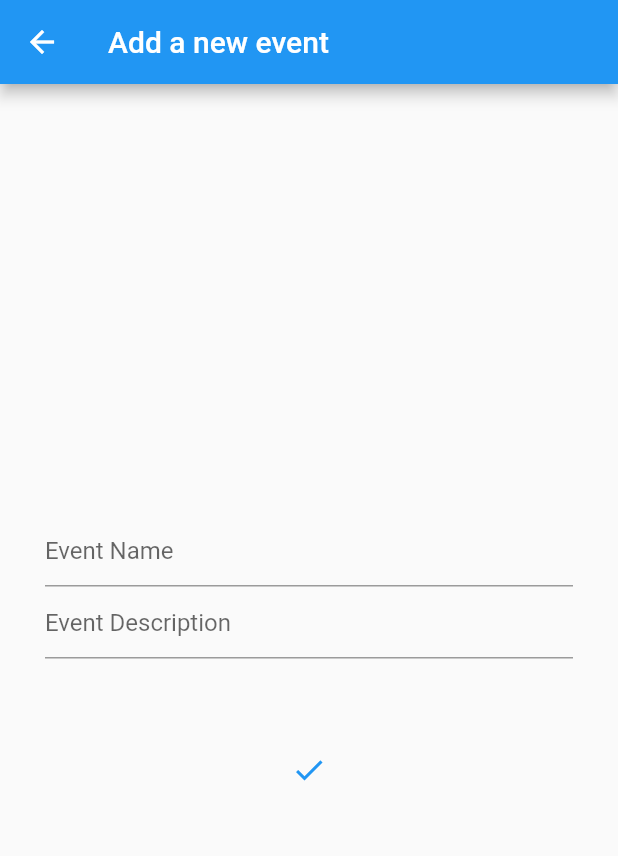
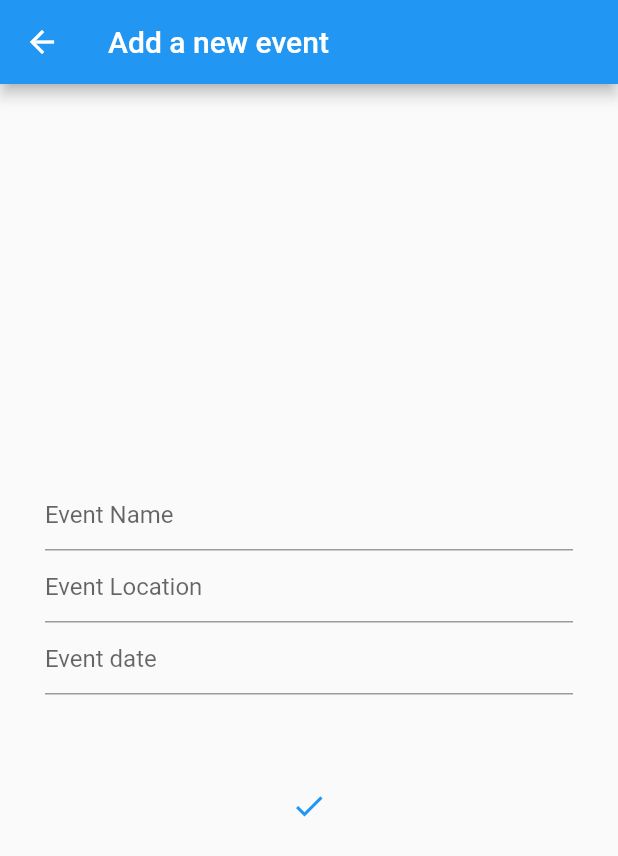
Before and after one commit to seraphh01/actiwime---server, a Flutter app: the screen it shows after launch, after a tap on the "add" icon, on a phone screen of 412 x 824 dp. Shown: the top 856 px of the screen. Run offline on Flutter 3.47's test engine with Material 2 defaults, Android fonts, the phone set to English and light mode, and no system bars; our stand-ins replace floor, sqflite; accounts and stored records are empty; generated files the repository leaves out were written again; network calls fail.

Commit message:
changed event

```diff
--- a/lib/dao/event_dao.dart
+++ b/lib/dao/event_dao.dart
@@ -19,4 +19,7 @@ abstract class EventDao {
 
   @update
   Future<void> updateEvent(Event event);
+
+  @Query('DELETE from Event WHERE 1 = 1')
+  Future<void> deleteAllEvents();
 }
--- a/lib/edit_event.dart
+++ b/lib/edit_event.dart
@@ -9,11 +9,14 @@ class EditEventWindow extends StatelessWidget {
 
   final _formKey = GlobalKey<FormState>();
   late TextEditingController nameController;
-  late TextEditingController descriptionController;
+  late TextEditingController locationController;
+  late TextEditingController dateController;
+
   @override
   Widget build(BuildContext context) {
     nameController = TextEditingController(text: event.name);
-    descriptionController = TextEditingController(text: event.description);
+    locationController = TextEditingController(text: event.location);
+    dateController = TextEditingController(text: event.date);
     return Scaffold(
       appBar: AppBar(
         title: const Text("Edit event"),
@@ -36,10 +39,16 @@ class EditEventWindow extends StatelessWidget {
                             const InputDecoration(hintText: "Event Name"),
                       ),
                       TextFormField(
-                        controller: descriptionController,
+                        controller: locationController,
                         validator: validateEventName,
-                        decoration: const InputDecoration(
-                            hintText: "Event Description"),
+                        decoration:
+                            const InputDecoration(hintText: "Event Location"),
+                      ),
+                      TextFormField(
+                        controller: dateController,
+                        validator: validateEventName,
+                        decoration:
+                            const InputDecoration(hintText: "Event Date"),
                       )
                     ],
                   )),
@@ -63,7 +72,8 @@ class EditEventWindow extends StatelessWidget {
   void sendNewEvent(BuildContext context) {
     if (_formKey.currentState!.validate()) {
       event.name = nameController.value.text;
-      event.description = descriptionController.value.text;
+      event.location = locationController.value.text;
+      event.date = dateController.value.text;
 
       Navigator.of(context).pop(event);
     }
@@ -79,9 +89,4 @@ class EditEventWindow extends StatelessWidget {
     }
     return null;
   }
-
-  void returnEvent(BuildContext context) {
-    Navigator.of(context)
-        .pop(Event(id: event.id, name: event.name, description: 'hahah'));
-  }
 }
--- a/lib/entities/event.dart
+++ b/lib/entities/event.dart
@@ -6,9 +6,21 @@ import 'package:floor/floor.dart';
 class Event {
   @primaryKey
   final int id;
+  String name;
+  String date;
+  String location;
 
-  String name;
-  String description;
+  Event(
+      {required this.id,
+      required this.name,
+      required this.date,
+      this.location = ""});
 
-  Event({required this.id, required this.name, required this.description});
+  factory Event.fromJson(Map<String, dynamic> json) {
+    return Event(
+        id: json['id'],
+        name: json['name'],
+        date: json['date'],
+        location: json['location']);
+  }
 }
--- a/lib/eventsManagement/add_event.dart
+++ b/lib/eventsManagement/add_event.dart
@@ -1,17 +1,15 @@
 import 'dart:math';
 
 import 'package:actiwime/entities/event.dart';
-import 'package:actiwime/main.dart';
 import 'package:flutter/material.dart';
-import 'package:flutter/src/foundation/key.dart';
-import 'package:flutter/src/widgets/framework.dart';
 
 class AddEventWindow extends StatelessWidget {
   AddEventWindow({Key? key}) : super(key: key);
 
   final _formKey = GlobalKey<FormState>();
   TextEditingController nameController = new TextEditingController();
-  TextEditingController descriptionController = new TextEditingController();
+  TextEditingController locationController = new TextEditingController();
+  TextEditingController dateController = new TextEditingController();
   @override
   Widget build(BuildContext context) {
     return Scaffold(
@@ -36,10 +34,16 @@ class AddEventWindow extends StatelessWidget {
                             const InputDecoration(hintText: "Event Name"),
                       ),
                       TextFormField(
-                        controller: descriptionController,
+                        controller: locationController,
                         validator: validateEventName,
-                        decoration: const InputDecoration(
-                            hintText: "Event Description"),
+                        decoration:
+                            const InputDecoration(hintText: "Event Location"),
+                      ),
+                      TextFormField(
+                        controller: dateController,
+                        validator: validateEventName,
+                        decoration:
+                            const InputDecoration(hintText: "Event date"),
                       )
                     ],
                   )),
@@ -66,7 +70,8 @@ class AddEventWindow extends StatelessWidget {
       var event = Event(
           id: rand,
           name: nameController.value.text,
-          description: descriptionController.value.text);
+          location: locationController.value.text,
+          date: dateController.value.text);
 
       Navigator.of(context).pop(event);
     }
--- a/lib/eventsManagement/event_card.dart
+++ b/lib/eventsManagement/event_card.dart
@@ -23,11 +23,26 @@ class EventCard extends StatelessWidget {
               children: [
                 Column(
                   children: [
-                    Text(event.name),
+                    Text(
+                      event.name,
+                      style:
+                          TextStyle(fontWeight: FontWeight.bold, fontSize: 25),
+                    ),
                     SizedBox(
                       height: 10,
                     ),
-                    Text(event.description)
+                    Row(
+                      children: [
+                        Icon(Icons.calendar_month),
+                        Text(event.date),
+                      ],
+                    )
+                  ],
+                ),
+                Row(
+                  children: [
+                    const Icon(Icons.location_on),
+                    Text(event.location),
                   ],
                 )
               ],
--- a/lib/home.dart
+++ b/lib/home.dart
@@ -77,7 +77,8 @@ class _HomePageState extends State<HomePage> {
     var oldEvent =
         widget.events.firstWhere((element) => element.id == updated.id);
     oldEvent.name = updated.name;
-    oldEvent.description = updated.description;
+    oldEvent.location = updated.location;
+    oldEvent.date = updated.date;
 
     database.eventDao.updateEvent(updated);
 
--- a/lib/main.dart
+++ b/lib/main.dart
@@ -1,21 +1,17 @@
 import 'package:actiwime/dao/event_dao.dart';
 import 'package:actiwime/database/database.dart';
-import 'package:actiwime/entities/event.dart';
 import 'package:actiwime/navigator.dart';
+import 'package:actiwime/server/server.dart';
 import 'package:flutter/material.dart';
 
 late AppDatabase database;
 late EventDao eventsDao;
 void main() async {
   WidgetsFlutterBinding.ensureInitialized();
+  Server.getEvent(7);
   print("hello");
 
-  database = await $FloorAppDatabase.databaseBuilder("app_database.db").build();
-  // eventsDao = database.eventDao;
-  // for (int i = 4; i < 11; i++) {
-  //   await eventsDao
-  //       .insertEvent(Event(id: i, name: "name", description: "description3"));
-  // }
+  database = await $FloorAppDatabase.databaseBuilder("database.db").build();
 
   runApp(const MyApp());
 }
--- /dev/null
+++ b/lib/server/server.dart
@@ -0,0 +1,15 @@
+import 'dart:convert';
+
+import 'package:actiwime/entities/event.dart';
+import 'package:http/http.dart' as http;
+
+class Server {
+  static Future<Event> getEvent(int id) async {
+    var response = await http
+        .get(Uri.parse('http://127.0.0.1:5000/events/$id'), headers: {});
+
+    print(response.body);
+
+    return Event.fromJson(jsonDecode(response.body));
+  }
+}
--- a/pubspec.yaml
+++ b/pubspec.yaml
@@ -34,6 +34,7 @@ dependencies:
   # The following adds the Cupertino Icons font to your application.
   # Use with the CupertinoIcons class for iOS style icons.
   cupertino_icons: ^1.0.2
+  http: ^0.13.5
 
 dev_dependencies:
   floor_generator: ^1.4.1
```
Also changed, not shown: lib/database/database.g.dart, pubspec.lock, 1 other file.
